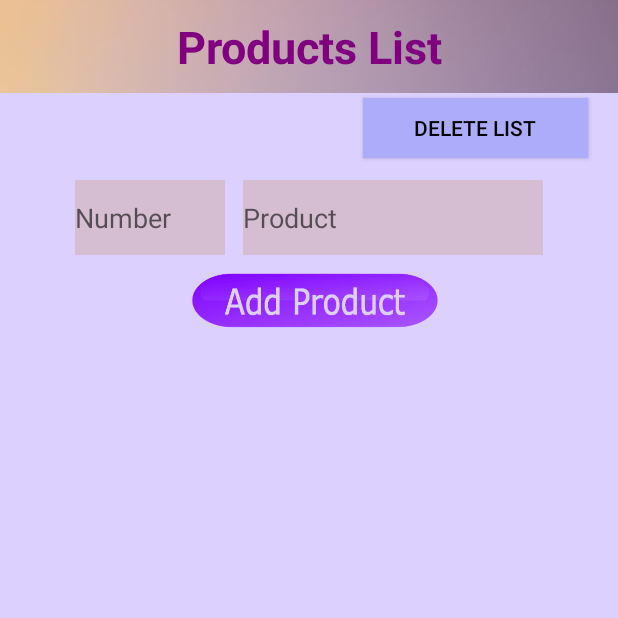
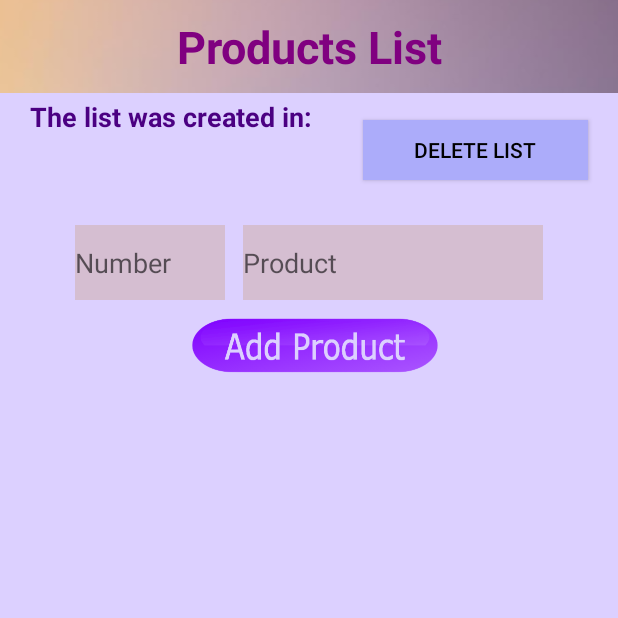
Before and after one commit to HidosBiancaSidonia/ShoppingListApp, an Android app: the ProductsActivity screen opened directly, with no data from a screen before it, after a tap on "add product", on a phone screen of 412 x 824 dp, the top half of it. Run offline under Robolectric (Android 15) with nearby library versions, the phone set to English and light mode, and no system bars; 2 statements that could not run were skipped.

Commit message:
Added new design for shopping list

```diff
--- a/app/src/main/java/activity/ProductsActivity.java
+++ b/app/src/main/java/activity/ProductsActivity.java
@@ -9,6 +9,7 @@ import android.app.AlertDialog;
 import android.content.DialogInterface;
 import android.content.Intent;
 import android.os.Bundle;
+import android.util.SparseBooleanArray;
 import android.view.View;
 import android.widget.AdapterView;
 import android.widget.ArrayAdapter;
@@ -38,6 +39,7 @@ public class ProductsActivity extends AppCompatActivity {
     private ArrayAdapter<String> mAdapter;
     private ListView listView_product;
 
+
     @Override
     protected void onCreate(Bundle savedInstanceState) {
         super.onCreate(savedInstanceState);
@@ -61,7 +63,41 @@ public class ProductsActivity extends AppCompatActivity {
     }
 
     private void loadProducts() {
-        //Display number X product
+        ArrayList<ListProduct> listProducts = db.getAllListProducts();
+        ArrayList<Integer> number1 = new ArrayList<>();
+        ArrayList<Integer> id_product = new ArrayList<>();
+        ArrayList<String> productName = new ArrayList<>();
+
+
+        for (ListProduct lP:listProducts) {
+            number1.add(lP.getNumber());
+            id_product.add(lP.getId_product());
+        }
+
+        for (Integer id: id_product) {
+            productName.add(db.findProduct(id));
+        }
+
+        ArrayList<String> numberXproduct = new ArrayList<>();
+        for(int i=0;i<productName.size();i++){
+            numberXproduct.add("      " + number1.get(i).toString() + "      X      " + productName.get(i));
+        }
+
+        if(mAdapter==null){
+            mAdapter=new ArrayAdapter<String>(this,android.R.layout.simple_list_item_1,numberXproduct);
+            listView_product.setAdapter(mAdapter);
+            listView_product.setOnItemClickListener(new AdapterView.OnItemClickListener() {
+                @Override
+                public void onItemClick(AdapterView<?> parent, View view, int position, long id) {
+
+                }
+            });
+        }
+        else{
+            mAdapter.clear();
+            mAdapter.addAll(numberXproduct);
+            mAdapter.notifyDataSetChanged();
+        }
     }
 
     public void ClickAdd(View view) {
@@ -77,7 +113,7 @@ public class ProductsActivity extends AppCompatActivity {
         if(!nmb.equals("") && !product.equals("")) {
             Product prod = new Product(product);
             db.addProduct(prod);
-            ListProduct listProduct = new ListProduct(idList,db.findIdProduct(product),Integer.parseInt(nmb));
+            ListProduct listProduct = new ListProduct(Integer.parseInt(nmb),idList,db.findIdProduct(product));
             db.addListProduct(listProduct);
         }
         else {
@@ -92,6 +128,9 @@ public class ProductsActivity extends AppCompatActivity {
 
     public void Click_DeleteList(View view) {
         db.deleteList(idList);
+
+        //sterge si restul
+
         Intent shoppingListIntent = new Intent(ProductsActivity.this, ShoppingListActivity.class);
         shoppingListIntent.putExtra("idUser",idUser.toString());
         startActivity(shoppingListIntent);
--- a/app/src/main/java/activity/ShoppingListActivity.java
+++ b/app/src/main/java/activity/ShoppingListActivity.java
@@ -69,7 +69,7 @@ public class ShoppingListActivity extends AppCompatActivity {
         }
 
         if(mAdapter==null){
-            mAdapter=new ArrayAdapter<String>(this,android.R.layout.simple_list_item_1,listsDate);
+            mAdapter=new ArrayAdapter<String>(this,R.layout.row,R.id.list_date,listsDate);
             listView.setAdapter(mAdapter);
             listView.setOnItemClickListener(new AdapterView.OnItemClickListener() {
                 @Override
--- a/app/src/main/java/model/ListProduct.java
+++ b/app/src/main/java/model/ListProduct.java
@@ -6,17 +6,17 @@ public class ListProduct {
     private Integer id_product;
     private Integer number;
 
-    public ListProduct(Integer id_list_product, Integer id_list, Integer id_product, Integer number) {
+    public ListProduct(Integer id_list_product,Integer number, Integer id_list, Integer id_product) {
         this.id_list_product = id_list_product;
         this.id_list = id_list;
         this.id_product = id_product;
         this.number = number;
     }
 
-    public ListProduct(Integer id_list, Integer id_product, Integer number) {
+    public ListProduct(Integer number,Integer id_list, Integer id_product) {
+        this.number = number;
         this.id_list = id_list;
         this.id_product = id_product;
-        this.number = number;
     }
 
     public Integer getId_list_product() {
--- a/app/src/main/res/layout/activity_products.xml
+++ b/app/src/main/res/layout/activity_products.xml
@@ -16,12 +16,20 @@
 
         <include
             layout="@layout/main_toolbar_products"/>
-
+        <TextView
+            android:layout_width="200dp"
+            android:layout_height="40dp"
+            android:layout_marginTop="65dp"
+            android:textStyle="bold"
+            android:text="The list was created in:"
+            android:textColor="@color/indigo"
+            android:textSize="18sp"
+            android:layout_marginLeft="20dp"/>
         <TextView
             android:id="@+id/date_tw"
             android:layout_width="200dp"
             android:layout_height="40dp"
-            android:layout_marginTop="65dp"
+            android:layout_marginTop="100dp"
             android:textStyle="bold"
             android:textColor="@color/indigo"
             android:textSize="20sp"
@@ -31,7 +39,7 @@
             android:layout_height="40dp"
             android:text="DELETE LIST"
             android:layout_alignParentEnd="true"
-            android:layout_marginTop="65dp"
+            android:layout_marginTop="80dp"
             android:layout_marginRight="20dp"
             android:background="#acacfa"
             android:textColor="@color/black"
@@ -41,7 +49,7 @@
             android:id="@+id/product_number"
             android:layout_width="100dp"
             android:layout_height="50dp"
-            android:layout_marginTop="120dp"
+            android:layout_marginTop="150dp"
             android:autofillHints=""
             android:background="#d5bed1"
             android:hint="@string/number"
@@ -55,7 +63,7 @@
             android:id="@+id/product_name"
             android:layout_width="200dp"
             android:layout_height="50dp"
-            android:layout_marginTop="120dp"
+            android:layout_marginTop="150dp"
             android:autofillHints=""
             android:background="#d5bed1"
             android:hint="@string/product"
@@ -68,7 +76,7 @@
             android:layout_width="170dp"
             android:layout_height="80dp"
             android:layout_marginStart="125dp"
-            android:layout_marginTop="160dp"
+            android:layout_marginTop="190dp"
             android:contentDescription="@string/add_product"
             android:onClick="ClickAdd"
             android:src="@drawable/add_product" />
@@ -77,8 +85,7 @@
             android:id="@+id/listView_product"
             android:layout_width="410dp"
             android:layout_height="480dp"
-            android:layout_marginTop="250dp"
-            android:choiceMode="singleChoice" />
+            android:layout_marginTop="260dp"/>
 
 
     </RelativeLayout>
```
Also changed, not shown: app/src/main/java/database/DataBaseHelper.java (+13 -2 lines), app/src/main/res/layout/row.xml (+6 -1 lines), app/src/main/res/drawable-v24/list.png (added).
